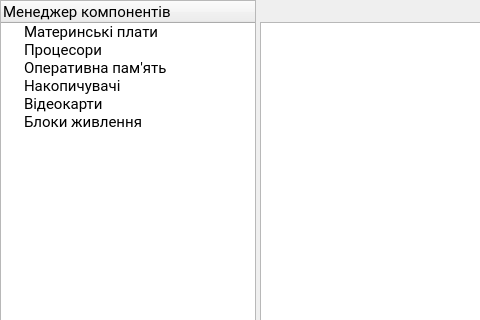
The window that src/componentsmanager.ui (doliinyk/PC-Constructor) describes before a commit, drawn with Qt 5; both pictures show x 0 to 480 and y 0 to 320 of the 1197 by 538 pixel window.
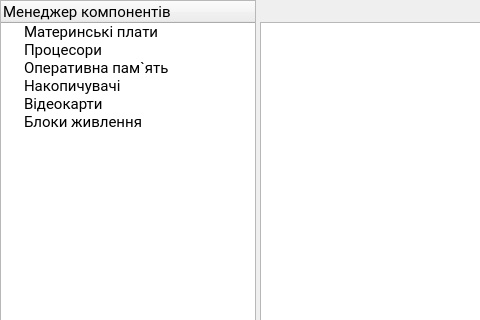
The same window after the commit.

Patch:
```diff
--- a/src/componentsmanager.ui
+++ b/src/componentsmanager.ui
@@ -160,7 +160,7 @@
        </item>
        <item>
         <property name="text">
-         <string>Оперативна пам'ять</string>
+         <string>Оперативна пам`ять</string>
         </property>
        </item>
        <item>
```
